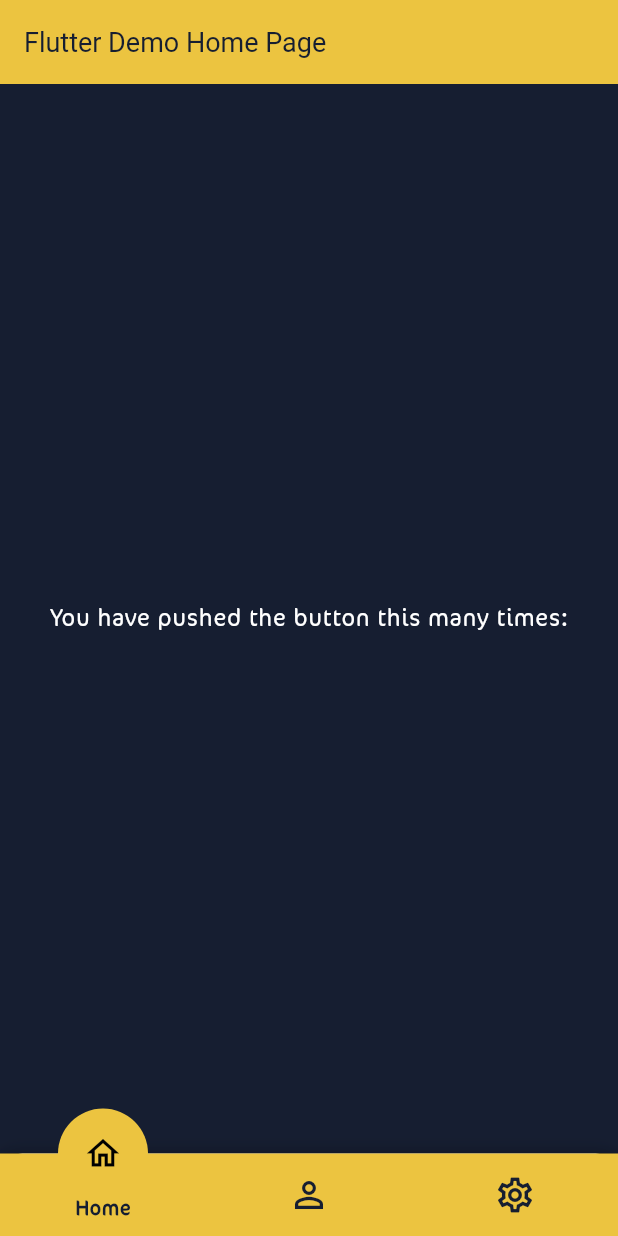
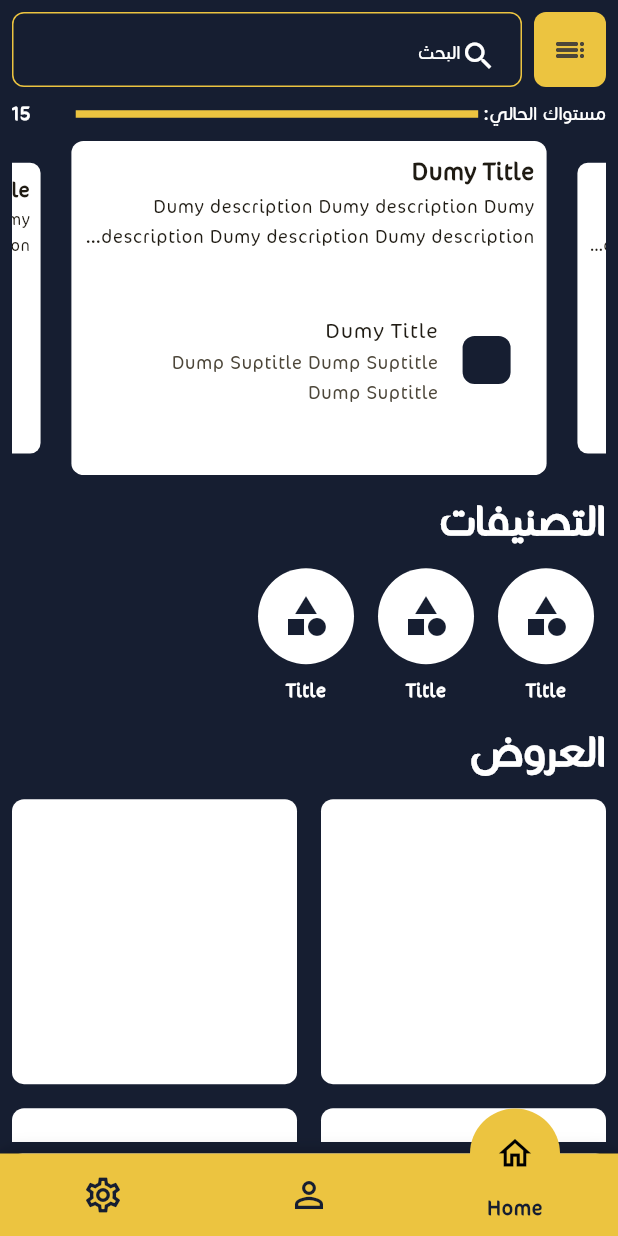
Before and after one commit to TechToc-Solution/mk_academy, a Flutter app: the screen it shows after launch, on a phone screen of 412 x 824 dp. Run offline on Flutter 3.47's test engine with Material 3 defaults, Android fonts, the phone set to English and light mode, and no system bars; drawn by our look-alikes of carousel_slider; our stand-ins replace awesome_dialog, dio, firebase_core, firebase_messaging, flutter_bloc, flutter_local_notifications and 4 more; accounts and stored records are empty.

Commit message:
add home screen

```diff
--- a/assets/lang/ar.json
+++ b/assets/lang/ar.json
@@ -1,4 +1,8 @@
 {
     "yes" : "نعم",
-    "no" : "لا"
+    "no" : "لا",
+    "search": "البحث",
+    "current_level": "مستواك الحالي",
+    "categories": "التصنيفات",
+    "offers": "العروض"
 }
--- a/assets/lang/en.json
+++ b/assets/lang/en.json
@@ -1,4 +1,8 @@
 {
     "yes" : "yes",
-    "no" : "no"
+    "no" : "no",
+    "search": "Search",
+    "current_level": "Your current level",
+    "categories": "Categories",
+    "offers": "Offers"
 }
--- /dev/null
+++ b/lib/core/widgets/custom_level_bar.dart
@@ -0,0 +1,32 @@
+import 'package:flutter/material.dart';
+import 'package:mk_academy/core/utils/app_localizations.dart';
+import 'package:mk_academy/core/utils/colors.dart';
+
+class customLevelBar extends StatelessWidget {
+  const customLevelBar({
+    super.key,
+  });
+
+  @override
+  Widget build(BuildContext context) {
+    return Row(
+      children: [
+        Text(
+          "current_level".tr(context) + ": ",
+          style: TextStyle(color: Colors.white),
+        ),
+        Expanded(
+          child: Divider(
+            endIndent: 30,
+            thickness: 5,
+            color: AppColors.primaryColors,
+          ),
+        ),
+        Text(
+          "15",
+          style: TextStyle(color: Colors.white, fontWeight: FontWeight.bold),
+        ),
+      ],
+    );
+  }
+}
--- /dev/null
+++ b/lib/features/home/presentation/views/advertising_section.dart
@@ -0,0 +1,32 @@
+import 'package:carousel_slider/carousel_slider.dart';
+import 'package:flutter/material.dart';
+import 'package:mk_academy/features/home/presentation/views/widgets/custom_advertising_item.dart';
+
+class CustomAdvertiseList extends StatelessWidget {
+  const CustomAdvertiseList({
+    super.key,
+    required this.advertises,
+  });
+
+  final List<CustomAdvertiseItem> advertises;
+
+  @override
+  Widget build(BuildContext context) {
+    return CarouselSlider(
+        items: advertises,
+        options: CarouselOptions(
+          aspectRatio: 16 / 9,
+          viewportFraction: 0.8,
+          initialPage: 0,
+          enableInfiniteScroll: true,
+          reverse: false,
+          autoPlay: true,
+          autoPlayInterval: Duration(seconds: 3),
+          autoPlayAnimationDuration: Duration(milliseconds: 800),
+          autoPlayCurve: Curves.fastOutSlowIn,
+          enlargeCenterPage: true,
+          enlargeFactor: 0.3,
+          scrollDirection: Axis.horizontal,
+        ));
+  }
+}
--- /dev/null
+++ b/lib/features/home/presentation/views/category_section.dart
@@ -0,0 +1,30 @@
+import 'package:flutter/material.dart';
+import 'package:mk_academy/core/utils/app_localizations.dart';
+import 'package:mk_academy/features/home/presentation/views/widgets/custom_category_list.dart';
+
+class CategorySection extends StatelessWidget {
+  const CategorySection({
+    super.key,
+  });
+
+  @override
+  Widget build(BuildContext context) {
+    return Column(
+      crossAxisAlignment: CrossAxisAlignment.start,
+      children: [
+        Text(
+          "categories".tr(context),
+          style: TextStyle(
+              fontWeight: FontWeight.bold, color: Colors.white, fontSize: 32),
+        ),
+        SizedBox(
+          height: 8,
+        ),
+        SizedBox(
+          height: 100,
+          child: CustomCategoryList(),
+        )
+      ],
+    );
+  }
+}
--- a/lib/features/home/presentation/views/home_page.dart
+++ b/lib/features/home/presentation/views/home_page.dart
@@ -1,6 +1,13 @@
 import 'package:flutter/material.dart';
-import 'package:mk_academy/core/utils/styles.dart';
-
+import 'package:mk_academy/core/utils/app_localizations.dart';
+import 'package:mk_academy/core/utils/colors.dart';
+import 'package:mk_academy/core/widgets/custom_level_bar.dart';
+import 'package:mk_academy/features/home/presentation/views/advertising_section.dart';
+import 'package:mk_academy/features/home/presentation/views/category_section.dart';
+import 'package:mk_academy/features/home/presentation/views/offers_section.dart';
+import 'package:mk_academy/features/home/presentation/views/widgets/custom_advertising_item.dart';
+import 'package:mk_academy/features/home/presentation/views/widgets/custom_search_bar.dart';
+import 'package:carousel_slider/carousel_slider.dart';
 import '../../../../core/widgets/custom_bottom_nav_bar.dart';
 
 class HomePage extends StatefulWidget {
@@ -17,18 +24,37 @@ class _MyHomePageState extends State<HomePage> {
   @override
   Widget build(BuildContext context) {
     return Scaffold(
-      appBar: AppBar(
-        title: Text(widget.title),
-      ),
-      body: Center(
-        child: Column(
-          mainAxisAlignment: MainAxisAlignment.center,
-          children: <Widget>[
-            Text(
-              'You have pushed the button this many times:',
-              style: Styles.textStyle18.copyWith(color: Colors.white),
-            ),
-          ],
+      body: SafeArea(
+        child: Padding(
+          padding: const EdgeInsets.all(8.0),
+          child: Column(
+            children: [
+              CustomSearchBar(),
+              SizedBox(
+                height: 8,
+              ),
+              Expanded(
+                  child: ListView(
+                children: [
+                  customLevelBar(),
+                  SizedBox(
+                    height: 8,
+                  ),
+                  CustomAdvertiseList(advertises: [
+                    CustomAdvertiseItem(),
+                    CustomAdvertiseItem(),
+                    CustomAdvertiseItem(),
+                    CustomAdvertiseItem(),
+                  ]),
+                  SizedBox(
+                    height: 8,
+                  ),
+                  CategorySection(),
+                  OffersSection(),
+                ],
+              ))
+            ],
+          ),
         ),
       ),
       bottomNavigationBar: CustomBottomNavBar(select: "Home"),
--- /dev/null
+++ b/lib/features/home/presentation/views/offers_section.dart
@@ -0,0 +1,43 @@
+import 'package:flutter/material.dart';
+import 'package:mk_academy/core/utils/app_localizations.dart';
+
+
+class OffersSection extends StatelessWidget {
+  const OffersSection({
+    super.key,
+  });
+
+  @override
+  Widget build(BuildContext context) {
+    return Column(
+      crossAxisAlignment: CrossAxisAlignment.start,
+      children: [
+        Text(
+          "offers".tr(context),
+          style: TextStyle(
+              fontWeight: FontWeight.bold, color: Colors.white, fontSize: 32),
+        ),
+        SizedBox(
+          height: 8,
+        ),
+        GridView.builder(
+            itemCount: 5,
+            physics: NeverScrollableScrollPhysics(),
+            shrinkWrap: true,
+            gridDelegate: SliverGridDelegateWithFixedCrossAxisCount(
+                crossAxisCount: 2,
+                childAspectRatio: 1,
+                crossAxisSpacing: 16,
+                mainAxisSpacing: 16),
+            itemBuilder: (BuildContext context, int index) {
+              return Container(
+                decoration: BoxDecoration(
+                  borderRadius: BorderRadius.circular(8),
+                  color: Colors.white,
+                ),
+              );
+            })
+      ],
+    );
+  }
+}
--- /dev/null
+++ b/lib/features/home/presentation/views/widgets/category_item.dart
@@ -0,0 +1,36 @@
+import 'package:flutter/material.dart';
+import 'package:mk_academy/core/utils/colors.dart';
+
+class CategoryItem extends StatelessWidget {
+  const CategoryItem({
+    super.key,
+  });
+
+  @override
+  Widget build(BuildContext context) {
+    return SizedBox(
+      height: 64,
+      child: Column(
+        children: [
+          CircleAvatar(
+            radius: 32,
+            backgroundColor: Colors.white,
+            child: Icon(
+              Icons.category,
+              size: 32,
+              color: AppColors.backgroundColor,
+            ),
+          ),
+          SizedBox(
+            height: 8,
+          ),
+          Text(
+            overflow: TextOverflow.ellipsis,
+            "Title",
+            style: TextStyle(color: Colors.white, fontWeight: FontWeight.bold),
+          )
+        ],
+      ),
+    );
+  }
+}
--- /dev/null
+++ b/lib/features/home/presentation/views/widgets/custom_advertising_item.dart
@@ -0,0 +1,53 @@
+import 'package:flutter/material.dart';
+import 'package:mk_academy/core/utils/colors.dart';
+
+class CustomAdvertiseItem extends StatelessWidget {
+  const CustomAdvertiseItem({
+    super.key,
+  });
+
+  @override
+  Widget build(BuildContext context) {
+    return Container(
+      decoration: BoxDecoration(
+        color: Colors.white,
+        borderRadius: BorderRadius.circular(8),
+      ),
+      child: Padding(
+        padding: const EdgeInsets.all(8.0),
+        child: Column(
+          mainAxisAlignment: MainAxisAlignment.start,
+          mainAxisSize: MainAxisSize.min,
+          crossAxisAlignment: CrossAxisAlignment.start,
+          children: [
+            Text(
+              "Dumy Title",
+              style: TextStyle(fontWeight: FontWeight.bold, fontSize: 18),
+            ),
+            Text(
+              overflow: TextOverflow.ellipsis,
+              maxLines: 2,
+              "Dumy description Dumy description Dumy description Dumy description Dumy description Dumy description",
+              style: TextStyle(),
+            ),
+            SizedBox(
+              height: 32,
+            ),
+            ListTile(
+              leading: Container(
+                height: 32,
+                width: 32,
+                decoration: BoxDecoration(
+                  borderRadius: BorderRadius.circular(8),
+                  color: AppColors.backgroundColor,
+                ),
+              ),
+              title: Text("Dumy Title"),
+              subtitle: Text("Dump Suptitle Dump Suptitle Dump Suptitle"),
+            ),
+          ],
+        ),
+      ),
+    );
+  }
+}
--- /dev/null
+++ b/lib/features/home/presentation/views/widgets/custom_category_list.dart
@@ -0,0 +1,22 @@
+import 'package:flutter/material.dart';
+import 'package:mk_academy/features/home/presentation/views/widgets/category_item.dart';
+
+class CustomCategoryList extends StatelessWidget {
+  const CustomCategoryList({
+    super.key,
+  });
+
+  @override
+  Widget build(BuildContext context) {
+    return ListView.builder(
+        shrinkWrap: true,
+        scrollDirection: Axis.horizontal,
+        itemCount: 3,
+        itemBuilder: (BuildContext context, int index) {
+          return Padding(
+            padding: const EdgeInsets.symmetric(horizontal: 8),
+            child: CategoryItem(),
+          );
+        });
+  }
+}
--- /dev/null
+++ b/lib/features/home/presentation/views/widgets/custom_search_bar.dart
@@ -0,0 +1,50 @@
+import 'package:flutter/material.dart';
+import 'package:mk_academy/core/utils/app_localizations.dart';
+import 'package:mk_academy/core/utils/colors.dart';
+
+class CustomSearchBar extends StatelessWidget {
+  const CustomSearchBar({
+    super.key,
+  });
+
+  @override
+  Widget build(BuildContext context) {
+    return Row(
+      children: [
+        Container(
+            height: 50,
+            decoration: BoxDecoration(
+              borderRadius: BorderRadius.circular(8),
+              color: AppColors.primaryColors,
+            ),
+            child:
+                IconButton(onPressed: () {}, icon: Icon(Icons.list_outlined))),
+        SizedBox(
+          width: 8,
+        ),
+        Expanded(
+          child: Container(
+            height: 50,
+            padding: EdgeInsets.all(16),
+            decoration: BoxDecoration(
+              borderRadius: BorderRadius.circular(8),
+              border: Border.all(color: AppColors.primaryColors),
+            ),
+            child: Row(
+              children: [
+                Icon(
+                  Icons.search,
+                  color: Colors.white,
+                ),
+                Text(
+                  "search".tr(context),
+                  style: TextStyle(color: Colors.white),
+                ),
+              ],
+            ),
+          ),
+        )
+      ],
+    );
+  }
+}
--- a/lib/main.dart
+++ b/lib/main.dart
@@ -32,7 +32,8 @@ class MyApp extends StatelessWidget {
       child: BlocBuilder<LocaleCubit, ChangeLocaleState>(
         builder: (context, state) {
           return MaterialApp(
-            locale: state.locale,
+            // locale: state.locale,
+            locale: Locale("ar"),
             supportedLocales: const [
               Locale("en"),
               Locale("ar"),
--- a/pubspec.yaml
+++ b/pubspec.yaml
@@ -11,6 +11,7 @@ environment:
 dependencies:
   awesome_dialog: ^3.2.1
   bloc_concurrency: ^0.2.5
+  carousel_slider: ^5.0.0
   cupertino_icons: ^1.0.8
   dio: ^5.7.0
   equatable: ^2.0.5
```
Also changed, not shown: pubspec.lock.
